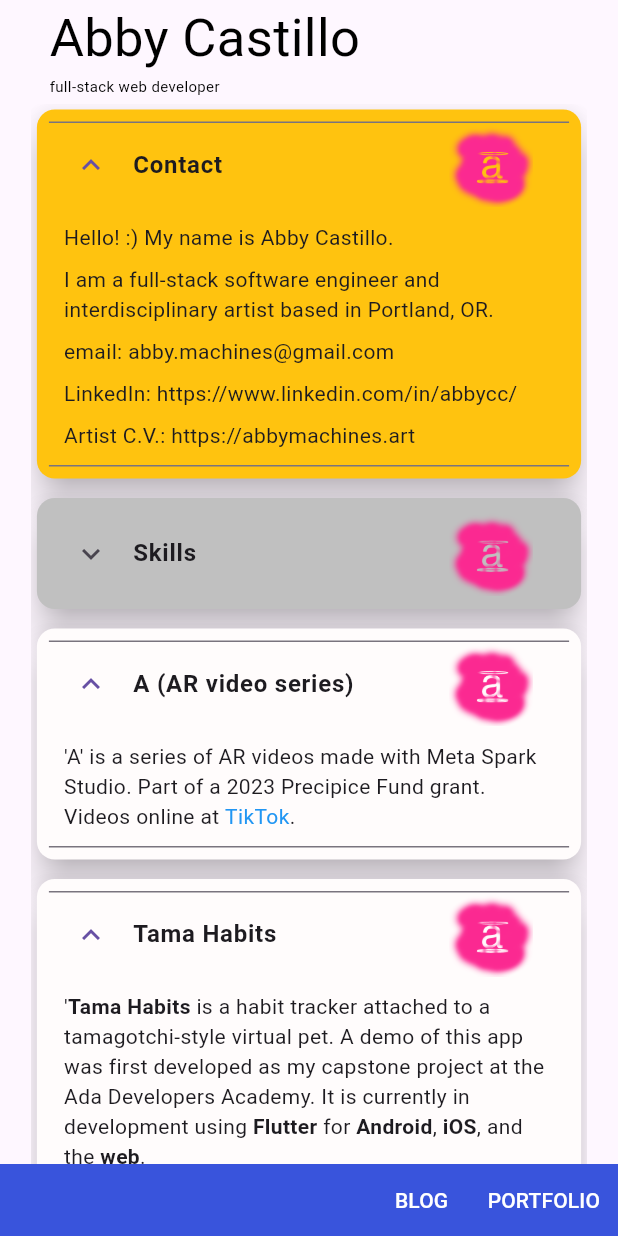
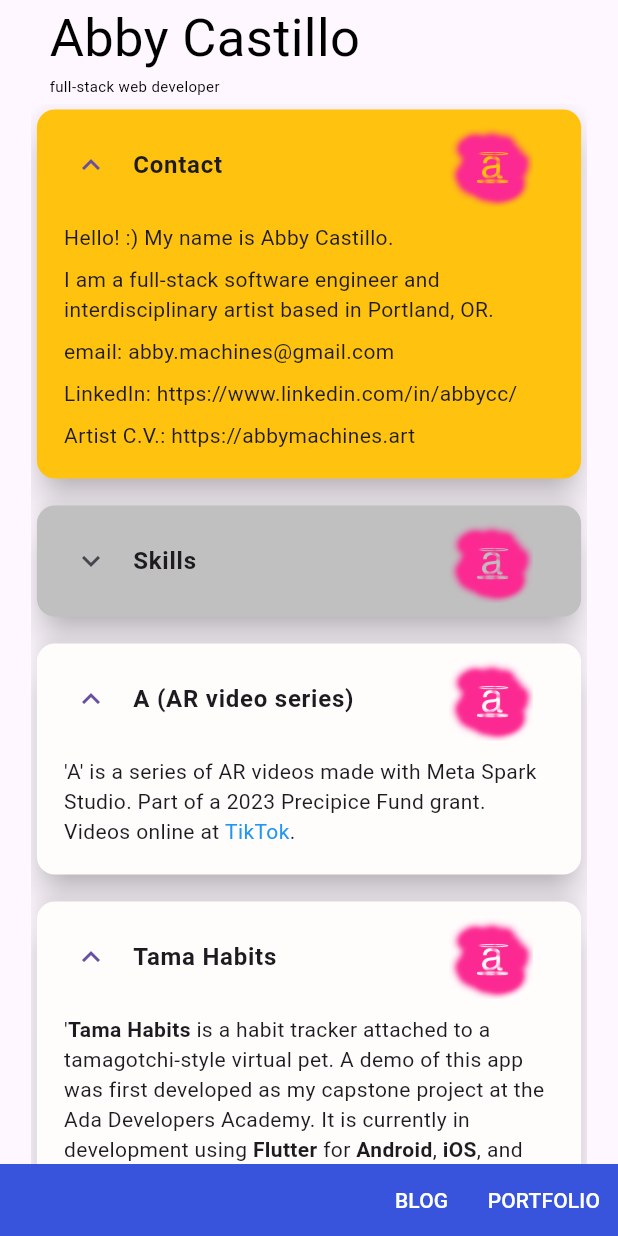
Before and after one commit to abbymachines/flutter-dev-portfolio, a Flutter app: the screen it shows after launch, on a phone screen of 412 x 824 dp. Run offline on Flutter 3.47's test engine with Material 3 defaults, Android fonts, the phone set to English and light mode, and no system bars; drawn by our look-alikes of flutter_markdown.

Commit message:
make divider lines transparent

```diff
--- a/lib/widgets/items/item_list.dart
+++ b/lib/widgets/items/item_list.dart
@@ -37,7 +37,7 @@ class ItemList extends StatelessWidget {
           itemCount: items.length,
           shrinkWrap: true,
           separatorBuilder: (ctx, index) {
-            return const SizedBox(height: 5);
+            return const SizedBox(height: 10);
           },
           itemBuilder: (ctx, index) =>
               // Item(key: ValueKey(items[index]), items[index]),
@@ -46,6 +46,9 @@ class ItemList extends StatelessWidget {
             elevation: 10,
             child: Padding(
               padding: const EdgeInsets.all(8.0),
+              child: Theme(
+                data: Theme.of(context)
+                    .copyWith(dividerColor: Colors.transparent),
                 child: ExpansionTile(
                   maintainState: true,
                   onExpansionChanged: (expanded) {
@@ -67,12 +70,9 @@ class ItemList extends StatelessWidget {
                       Flexible(
                         child: Text(
                           items[index].label,
-                        // 'testing with a very long string of text in order to test the overflow settings! just trying to see what happens',
                           style: const TextStyle(
                             fontWeight: FontWeight.bold,
-                          // overflow: TextOverflow.fade
                           ),
-                        // overflow: TextOverflow.clip,
                         ),
                       ),
                     ],
@@ -88,16 +88,6 @@ class ItemList extends StatelessWidget {
                           href != null ? launchUrlString(href) : null;
                         },
                       ),
-                    // child: RichText(
-                    // text: TextSpan(
-                    //     text: 'Hello',
-                    //     style: DefaultTextStyle.of(context).style,
-                    //     children: const <TextSpan>[
-                    //       TextSpan(
-                    //           text: 'bold',
-                    //           style: TextStyle(fontWeight: FontWeight.bold)),
-                    //       TextSpan(text: 'world!'),
-                    //     ]),
                     ),
                     // ),
                   ],
@@ -106,6 +96,7 @@ class ItemList extends StatelessWidget {
             ),
           ),
         ),
+      ),
     );
   }
 }
```
Lines whose indentation alone changed are shown as unchanged.
